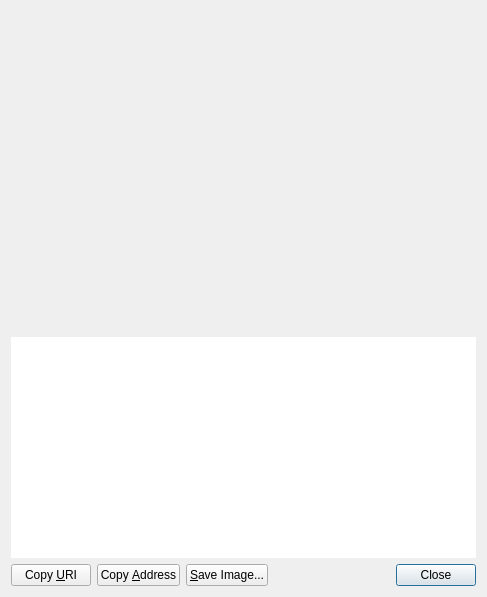
The window that src/qt/forms/receiverequestdialog.ui (Ultracoins/Ultracoin) describes before a commit, drawn with Qt 5.
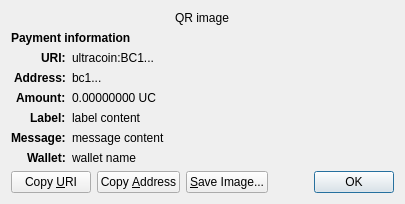
The same window after the commit. Custom widgets are drawn as their Qt base class.

Patch:
```diff
--- a/src/qt/forms/receiverequestdialog.ui
+++ b/src/qt/forms/receiverequestdialog.ui
@@ -6,60 +6,158 @@
    <rect>
     <x>0</x>
     <y>0</y>
-    <width>487</width>
-    <height>597</height>
+    <width>413</width>
+    <height>229</height>
    </rect>
   </property>
-  <layout class="QVBoxLayout" name="verticalLayout_3">
-   <item>
-    <widget class="QRImageWidget" name="lblQRCode">
-     <property name="sizePolicy">
-      <sizepolicy hsizetype="Expanding" vsizetype="Fixed">
-       <horstretch>0</horstretch>
-       <verstretch>0</verstretch>
-      </sizepolicy>
+  <property name="windowTitle">
+   <string>Request payment to ...</string>
+  </property>
+  <layout class="QGridLayout" name="gridLayout" columnstretch="0,1">
+   <property name="sizeConstraint">
+    <enum>QLayout::SetFixedSize</enum>
+   </property>
+   <item row="0" column="0" colspan="2" alignment="Qt::AlignHCenter">
+    <widget class="QRImageWidget" name="qr_code">
+     <property name="text">
+      <string notr="true">QR image</string>
      </property>
-     <property name="minimumSize">
-      <size>
-       <width>300</width>
-       <height>320</height>
-      </size>
+     <property name="textInteractionFlags">
+      <set>Qt::NoTextInteraction</set>
      </property>
-     <property name="toolTip">
-      <string>QR Code</string>
+    </widget>
+   </item>
+   <item row="1" column="0" colspan="2">
+    <widget class="QLabel" name="payment_header">
+     <property name="font">
+      <font>
+       <weight>75</weight>
+       <bold>true</bold>
+      </font>
      </property>
+     <property name="text">
+      <string>Payment information</string>
+     </property>
+     <property name="textInteractionFlags">
+      <set>Qt::NoTextInteraction</set>
+     </property>
+    </widget>
+   </item>
+   <item row="2" column="0" alignment="Qt::AlignRight|Qt::AlignTop">
+    <widget class="QLabel" name="uri_tag">
+     <property name="font">
+      <font>
+       <weight>75</weight>
+       <bold>true</bold>
+      </font>
+     </property>
+     <property name="text">
+      <string notr="true">URI:</string>
+     </property>
      <property name="textFormat">
       <enum>Qt::PlainText</enum>
      </property>
-     <property name="alignment">
-      <set>Qt::AlignCenter</set>
+     <property name="textInteractionFlags">
+      <set>Qt::NoTextInteraction</set>
      </property>
+    </widget>
+   </item>
+   <item row="2" column="1" alignment="Qt::AlignTop">
+    <widget class="QLabel" name="uri_content">
+     <property name="text">
+      <string notr="true">ultracoin:BC1...</string>
+     </property>
+     <property name="textFormat">
+      <enum>Qt::RichText</enum>
+     </property>
      <property name="wordWrap">
       <bool>true</bool>
      </property>
     </widget>
    </item>
-   <item>
-    <widget class="QTextEdit" name="outUri">
-     <property name="sizePolicy">
-      <sizepolicy hsizetype="Expanding" vsizetype="Expanding">
-       <horstretch>0</horstretch>
-       <verstretch>0</verstretch>
-      </sizepolicy>
+   <item row="3" column="0" alignment="Qt::AlignRight|Qt::AlignTop">
+    <widget class="QLabel" name="address_tag">
+     <property name="font">
+      <font>
+       <weight>75</weight>
+       <bold>true</bold>
+      </font>
      </property>
-     <property name="minimumSize">
-      <size>
-       <width>0</width>
-       <height>50</height>
-      </size>
+     <property name="text">
+      <string>Address:</string>
      </property>
-     <property name="frameShape">
-      <enum>QFrame::NoFrame</enum>
+     <property name="textInteractionFlags">
+      <set>Qt::NoTextInteraction</set>
      </property>
-     <property name="frameShadow">
-      <enum>QFrame::Plain</enum>
+    </widget>
+   </item>
+   <item row="3" column="1" alignment="Qt::AlignTop">
+    <widget class="QLabel" name="address_content">
+     <property name="text">
+      <string notr="true">bc1...</string>
      </property>
-     <property name="tabChangesFocus">
+     <property name="textFormat">
+      <enum>Qt::PlainText</enum>
+     </property>
+     <property name="textInteractionFlags">
+      <set>Qt::TextSelectableByMouse</set>
+     </property>
+    </widget>
+   </item>
+   <item row="4" column="0" alignment="Qt::AlignRight|Qt::AlignTop">
+    <widget class="QLabel" name="amount_tag">
+     <property name="font">
+      <font>
+       <weight>75</weight>
+       <bold>true</bold>
+      </font>
+     </property>
+     <property name="text">
+      <string>Amount:</string>
+     </property>
+     <property name="textInteractionFlags">
+      <set>Qt::NoTextInteraction</set>
+     </property>
+    </widget>
+   </item>
+   <item row="4" column="1" alignment="Qt::AlignTop">
+    <widget class="QLabel" name="amount_content">
+     <property name="text">
+      <string notr="true">0.00000000 UC</string>
+     </property>
+     <property name="textFormat">
+      <enum>Qt::PlainText</enum>
+     </property>
+     <property name="textInteractionFlags">
+      <set>Qt::TextSelectableByMouse</set>
+     </property>
+    </widget>
+   </item>
+   <item row="5" column="0" alignment="Qt::AlignRight|Qt::AlignTop">
+    <widget class="QLabel" name="label_tag">
+     <property name="font">
+      <font>
+       <weight>75</weight>
+       <bold>true</bold>
+      </font>
+     </property>
+     <property name="text">
+      <string>Label:</string>
+     </property>
+     <property name="textInteractionFlags">
+      <set>Qt::NoTextInteraction</set>
+     </property>
+    </widget>
+   </item>
+   <item row="5" column="1" alignment="Qt::AlignTop">
+    <widget class="QLabel" name="label_content">
+     <property name="text">
+      <string notr="true">label content</string>
+     </property>
+     <property name="textFormat">
+      <enum>Qt::PlainText</enum>
+     </property>
+     <property name="wordWrap">
       <bool>true</bool>
      </property>
      <property name="textInteractionFlags">
@@ -67,7 +165,71 @@
      </property>
     </widget>
    </item>
-   <item>
+   <item row="6" column="0" alignment="Qt::AlignRight|Qt::AlignTop">
+    <widget class="QLabel" name="message_tag">
+     <property name="font">
+      <font>
+       <weight>75</weight>
+       <bold>true</bold>
+      </font>
+     </property>
+     <property name="text">
+      <string>Message:</string>
+     </property>
+     <property name="textInteractionFlags">
+      <set>Qt::NoTextInteraction</set>
+     </property>
+    </widget>
+   </item>
+   <item row="6" column="1" alignment="Qt::AlignTop">
+    <widget class="QLabel" name="message_content">
+     <property name="text">
+      <string notr="true">message content</string>
+     </property>
+     <property name="textFormat">
+      <enum>Qt::PlainText</enum>
+     </property>
+     <property name="wordWrap">
+      <bool>true</bool>
+     </property>
+     <property name="textInteractionFlags">
+      <set>Qt::TextSelectableByMouse</set>
+     </property>
+    </widget>
+   </item>
+   <item row="7" column="0" alignment="Qt::AlignRight|Qt::AlignTop">
+    <widget class="QLabel" name="wallet_tag">
+     <property name="font">
+      <font>
+       <weight>75</weight>
+       <bold>true</bold>
+      </font>
+     </property>
+     <property name="text">
+      <string>Wallet:</string>
+     </property>
+     <property name="textInteractionFlags">
+      <set>Qt::NoTextInteraction</set>
+     </property>
+    </widget>
+   </item>
+   <item row="7" column="1" alignment="Qt::AlignTop">
+    <widget class="QLabel" name="wallet_content">
+     <property name="text">
+      <string notr="true">wallet name</string>
+     </property>
+     <property name="textFormat">
+      <enum>Qt::PlainText</enum>
+     </property>
+     <property name="wordWrap">
+      <bool>true</bool>
+     </property>
+     <property name="textInteractionFlags">
+      <set>Qt::TextSelectableByMouse</set>
+     </property>
+    </widget>
+   </item>
+   <item row="8" column="0" colspan="2">
     <layout class="QHBoxLayout" name="horizontalLayout">
      <item>
       <widget class="QPushButton" name="btnCopyURI">
@@ -115,7 +277,7 @@
      <item>
       <widget class="QDialogButtonBox" name="buttonBox">
        <property name="standardButtons">
-        <set>QDialogButtonBox::Close</set>
+        <set>QDialogButtonBox::Ok</set>
        </property>
       </widget>
      </item>
```
Left out of the diff: 40 changed lines with no effect on the pictures.
